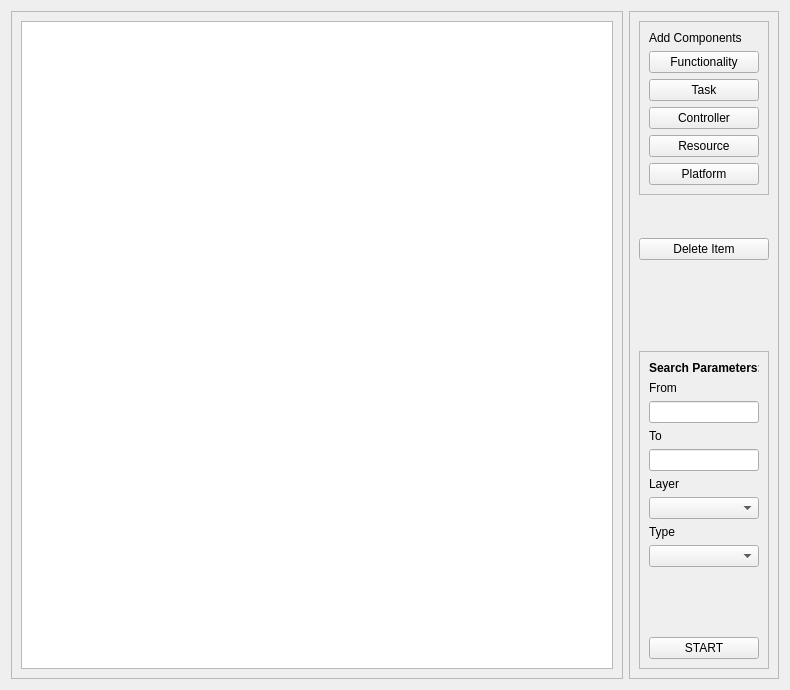
Before: the Qt Designer form src/graphical/maininterface.ui in me2x/iNARK, drawn with Qt 5.
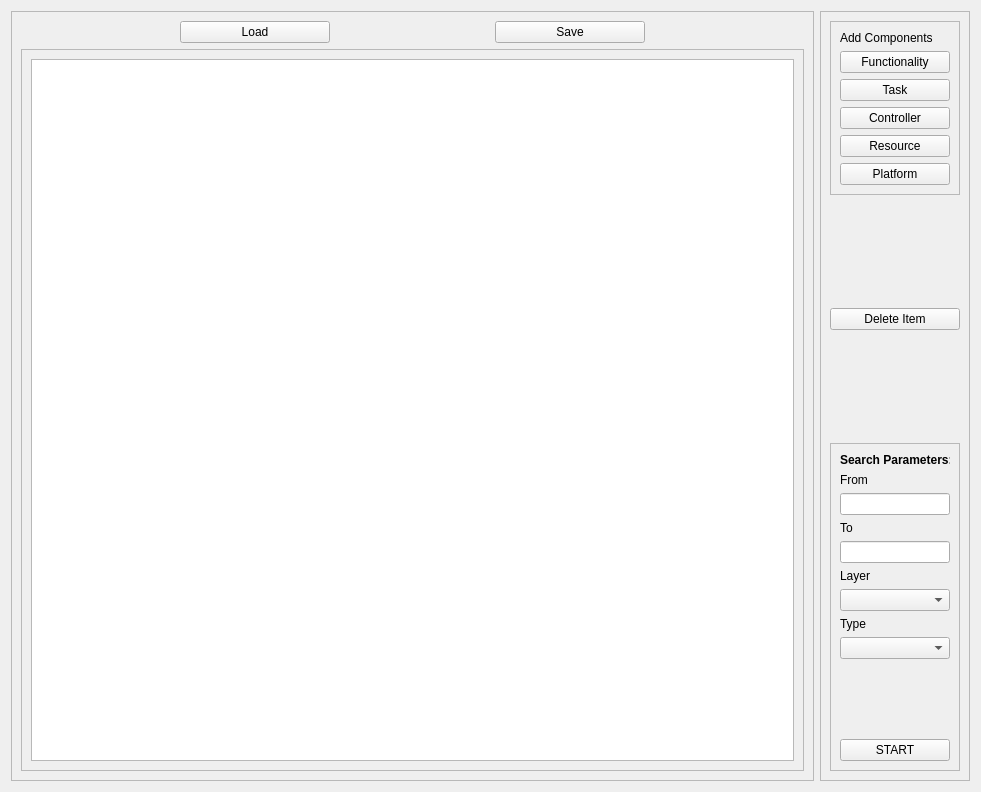
After: the same form once the commit is applied.

```diff
--- a/src/graphical/maininterface.ui
+++ b/src/graphical/maininterface.ui
@@ -6,12 +6,102 @@
    <rect>
     <x>0</x>
     <y>0</y>
-    <width>790</width>
-    <height>690</height>
+    <width>981</width>
+    <height>792</height>
    </rect>
   </property>
+  <layout class="QHBoxLayout" name="horizontalLayout_2">
+   <item>
+    <widget class="QFrame" name="frame_4">
+     <property name="frameShape">
+      <enum>QFrame::StyledPanel</enum>
+     </property>
+     <property name="frameShadow">
+      <enum>QFrame::Raised</enum>
+     </property>
+     <layout class="QVBoxLayout" name="verticalLayout_5">
+      <item>
   <layout class="QHBoxLayout" name="horizontalLayout">
    <item>
+         <spacer name="horizontalSpacer_2">
+          <property name="orientation">
+           <enum>Qt::Horizontal</enum>
+          </property>
+          <property name="sizeHint" stdset="0">
+           <size>
+            <width>40</width>
+            <height>20</height>
+           </size>
+          </property>
+         </spacer>
+        </item>
+        <item>
+         <widget class="QPushButton" name="Load_Button">
+          <property name="minimumSize">
+           <size>
+            <width>150</width>
+            <height>0</height>
+           </size>
+          </property>
+          <property name="text">
+           <string>Load</string>
+          </property>
+         </widget>
+        </item>
+        <item>
+         <spacer name="horizontalSpacer">
+          <property name="orientation">
+           <enum>Qt::Horizontal</enum>
+          </property>
+          <property name="sizeHint" stdset="0">
+           <size>
+            <width>40</width>
+            <height>20</height>
+           </size>
+          </property>
+         </spacer>
+        </item>
+        <item>
+         <widget class="QPushButton" name="Save_Button">
+          <property name="sizePolicy">
+           <sizepolicy hsizetype="Minimum" vsizetype="Fixed">
+            <horstretch>0</horstretch>
+            <verstretch>0</verstretch>
+           </sizepolicy>
+          </property>
+          <property name="minimumSize">
+           <size>
+            <width>150</width>
+            <height>0</height>
+           </size>
+          </property>
+          <property name="maximumSize">
+           <size>
+            <width>100</width>
+            <height>16777215</height>
+           </size>
+          </property>
+          <property name="text">
+           <string>Save</string>
+          </property>
+         </widget>
+        </item>
+        <item>
+         <spacer name="horizontalSpacer_3">
+          <property name="orientation">
+           <enum>Qt::Horizontal</enum>
+          </property>
+          <property name="sizeHint" stdset="0">
+           <size>
+            <width>40</width>
+            <height>20</height>
+           </size>
+          </property>
+         </spacer>
+        </item>
+       </layout>
+      </item>
+      <item>
     <widget class="QScrollArea" name="scrollArea">
      <property name="widgetResizable">
       <bool>true</bool>
@@ -21,8 +111,8 @@
        <rect>
         <x>0</x>
         <y>0</y>
-        <width>622</width>
-        <height>676</height>
+           <width>799</width>
+           <height>732</height>
        </rect>
       </property>
       <layout class="QVBoxLayout" name="verticalLayout_4">
@@ -31,6 +121,9 @@
        </item>
       </layout>
      </widget>
+       </widget>
+      </item>
+     </layout>
     </widget>
    </item>
    <item>
```
Lines whose indentation alone changed are shown as unchanged.
